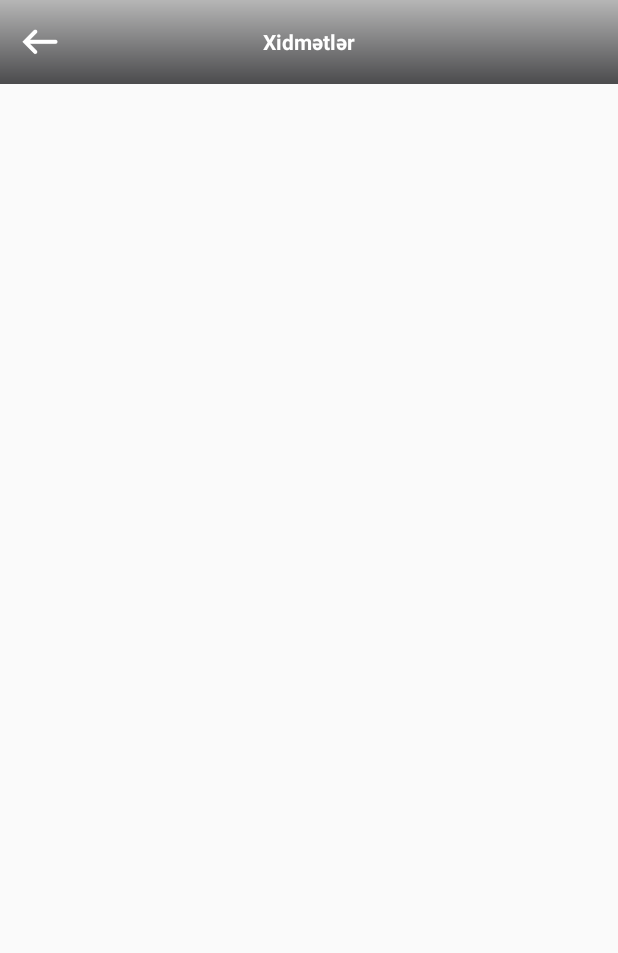
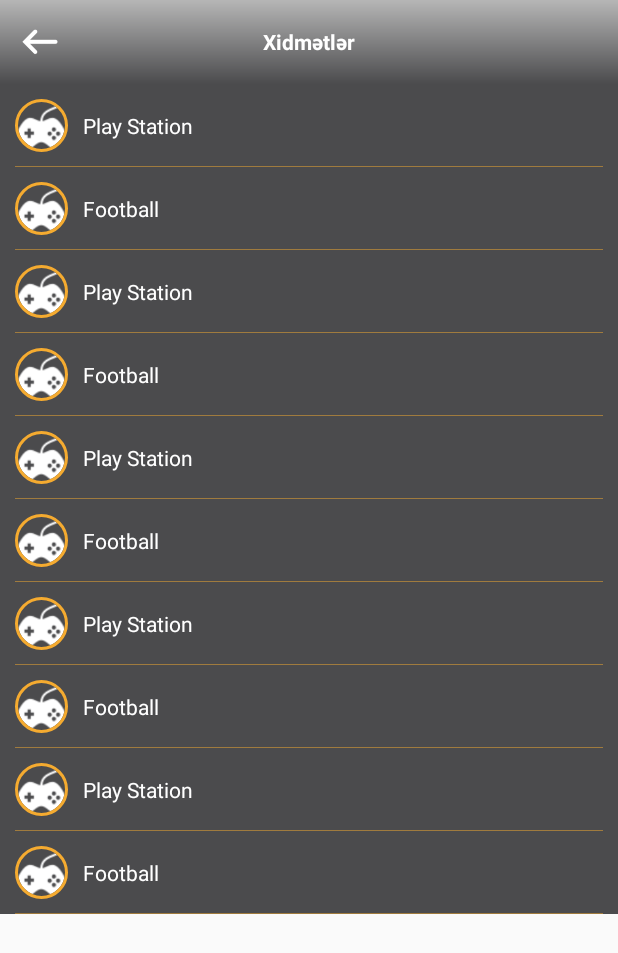
Before and after one commit to nicatguliyev/HunerTest, an Android app: the Services screen opened directly, with no data from a screen before it, on a phone screen of 412 x 824 dp. Shown: the top 953 px of the screen. Run offline under Robolectric (Android 15) with nearby library versions, the light colour scheme and no system bars; our stand-ins replace CircleImageView.

```diff
--- a/app/build.gradle
+++ b/app/build.gradle
@@ -26,5 +26,6 @@
     })
     compile 'com.android.support:appcompat-v7:26.+'
     compile 'com.android.support.constraint:constraint-layout:1.0.2'
+    compile 'de.hdodenhof:circleimageview:2.2.0'
     testCompile 'junit:junit:4.12'
 }
--- /dev/null
+++ b/app/src/main/java/com/example/artservis/hunertest/Adapter/ServiceListAdapter.java
@@ -0,0 +1,77 @@
+package com.example.artservis.hunertest.Adapter;
+
+import android.content.Context;
+import android.view.LayoutInflater;
+import android.view.View;
+import android.view.ViewGroup;
+import android.widget.BaseAdapter;
+import android.widget.TextView;
+
+import com.example.artservis.hunertest.R;
+
+import java.util.ArrayList;
+
+/**
+ * Created by Art Servis on 10/24/2018.
+ */
+
+public class ServiceListAdapter extends BaseAdapter {
+
+    Context context;
+    private final ArrayList<String> serviceNames;
+    LayoutInflater layoutInflater;
+
+    public  ServiceListAdapter(Context context, ArrayList<String> serviceNames) {
+        this.context = context;
+        this.serviceNames = serviceNames;
+
+    }
+
+    @Override
+    public int getCount() {
+        return serviceNames.size();
+    }
+
+    @Override
+    public Object getItem(int i) {
+        return null;
+    }
+
+    @Override
+    public long getItemId(int i) {
+        return 0;
+    }
+
+    static class ViewHolder{
+        TextView serviceNameTxt;
+
+    }
+
+    @Override
+    public View getView(int i, View view, ViewGroup viewGroup) {
+        ViewHolder viewHolder;
+
+        if(view == null)
+        {
+            layoutInflater = (LayoutInflater) context.getSystemService(Context.LAYOUT_INFLATER_SERVICE);
+            view = layoutInflater.inflate(R.layout.service_list_item, viewGroup, false);
+
+            viewHolder = new ViewHolder();
+            viewHolder.serviceNameTxt = view.findViewById(R.id.serviceName);
+
+
+            view.setTag(viewHolder);
+
+        }
+
+        else
+        {
+            viewHolder = (ViewHolder) view.getTag();
+        }
+
+        viewHolder.serviceNameTxt.setText(serviceNames.get(i));
+
+
+        return view;
+    }
+}
--- a/app/src/main/java/com/example/artservis/hunertest/Services.java
+++ b/app/src/main/java/com/example/artservis/hunertest/Services.java
@@ -7,13 +7,23 @@
 import android.view.ViewGroup;
 import android.view.WindowManager;
 import android.widget.ImageView;
+import android.widget.ListView;
+
+import com.example.artservis.hunertest.Adapter.ServiceListAdapter;
+
+import java.util.ArrayList;
 
 public class Services extends AppCompatActivity {
+
+    ListView serviceList;
+    ArrayList<String> servicenames;
 
     @Override
     protected void onCreate(Bundle savedInstanceState) {
         super.onCreate(savedInstanceState);
         setContentView(R.layout.activity_services);
+
+        serviceList = (ListView) findViewById(R.id.serviceList);
 
         this.getWindow().setFlags(WindowManager.LayoutParams.FLAG_FULLSCREEN,WindowManager.LayoutParams.FLAG_FULLSCREEN);
 
@@ -22,6 +32,22 @@
 
         ImageView backBtn = (ImageView) findViewById(R.id.bacBtn);
 
+        servicenames  = new ArrayList<>();
+
+        servicenames.add("Play Station");
+        servicenames.add("Football");
+        servicenames.add("Play Station");
+        servicenames.add("Football");
+        servicenames.add("Play Station");
+        servicenames.add("Football");
+        servicenames.add("Play Station");
+        servicenames.add("Football");
+        servicenames.add("Play Station");
+        servicenames.add("Football");
+
+        ServiceListAdapter adapter = new ServiceListAdapter(this, servicenames);
+
+        serviceList.setAdapter(adapter);
 
         backBtn.setOnClickListener(new View.OnClickListener() {
             @Override
--- /dev/null
+++ b/app/src/main/res/drawable/circle_image_background.xml
@@ -0,0 +1,12 @@
+<?xml version="1.0" encoding="utf-8"?>
+<shape xmlns:android="http://schemas.android.com/apk/res/android"
+
+    android:shape="rectangle">
+
+    <solid android:color="@color/transparent"/>
+
+    <stroke android:color="@color/colorAccent"
+        android:width="2dp"/>
+
+    <corners android:radius="30dp"/>
+</shape>
--- a/app/src/main/res/layout/activity_services.xml
+++ b/app/src/main/res/layout/activity_services.xml
@@ -19,7 +19,8 @@
             android:layout_centerInParent="true"
             android:text="Xidmətlər"
             android:textColor="#fff"
-            android:textStyle="bold"/>
+            android:gravity="center"
+            android:textStyle="bold" />
 
 
         <ImageView
@@ -28,12 +29,22 @@
             android:layout_height="match_parent"
             android:layout_centerVertical="true"
             android:layout_marginLeft="2dp"
+            android:background="@drawable/menu_button_background"
+            android:clickable="true"
             android:padding="8dp"
-            android:clickable="true"
-            android:background="@drawable/menu_button_background"
-            android:src="@drawable/big_back_arrow"/>
+            android:src="@drawable/big_back_arrow" />
 
     </RelativeLayout>
 
+    <ListView
+        android:id="@+id/serviceList"
+        android:layout_width="match_parent"
+        android:layout_height="match_parent"
+        android:divider="@null"
+        android:dividerHeight="0dp"
+        android:layout_below="@+id/actionBarLyt">
+
+    </ListView>
+
 
 </RelativeLayout>
--- /dev/null
+++ b/app/src/main/res/layout/service_list_item.xml
@@ -0,0 +1,49 @@
+<?xml version="1.0" encoding="utf-8"?>
+<RelativeLayout xmlns:android="http://schemas.android.com/apk/res/android"
+    xmlns:app="http://schemas.android.com/apk/res-auto"
+    android:orientation="vertical"
+    android:layout_width="match_parent"
+    android:layout_height="match_parent">
+
+    <RelativeLayout
+        android:layout_width="match_parent"
+        android:layout_height="wrap_content"
+        android:background="@color/hunerGrey">
+
+          <de.hdodenhof.circleimageview.CircleImageView
+              android:id="@+id/serviceImg"
+              android:layout_width="35dp"
+              android:layout_height="35dp"
+              android:layout_centerVertical="true"
+              android:layout_marginLeft="10dp"
+              android:layout_marginTop="10dp"
+              android:layout_marginBottom="10dp"
+              android:src="@drawable/game_icon"
+              app:civ_border_color="@color/hunerGold"
+              app:civ_border_width="2dp"/>
+
+        <TextView
+            android:id="@+id/serviceName"
+            android:layout_width="wrap_content"
+            android:layout_height="wrap_content"
+            android:layout_marginTop="10dp"
+            android:layout_marginBottom="10dp"
+            android:layout_centerVertical="true"
+            android:textColor="#fff"
+            android:layout_toRightOf="@+id/serviceImg"
+            android:layout_marginLeft="10dp"
+            android:text="PLAY STATION"/>
+
+        <View
+            android:layout_width="match_parent"
+            android:layout_height="0.5dp"
+            android:alpha="0.5"
+            android:background="@color/hunerGold"
+            android:layout_alignParentBottom="true"
+            android:layout_marginLeft="10dp"
+            android:layout_marginRight="10dp"/>
+
+
+    </RelativeLayout>
+
+</RelativeLayout>
```
Also changed, not shown: app/src/main/res/drawable/game_icon.png (added).
